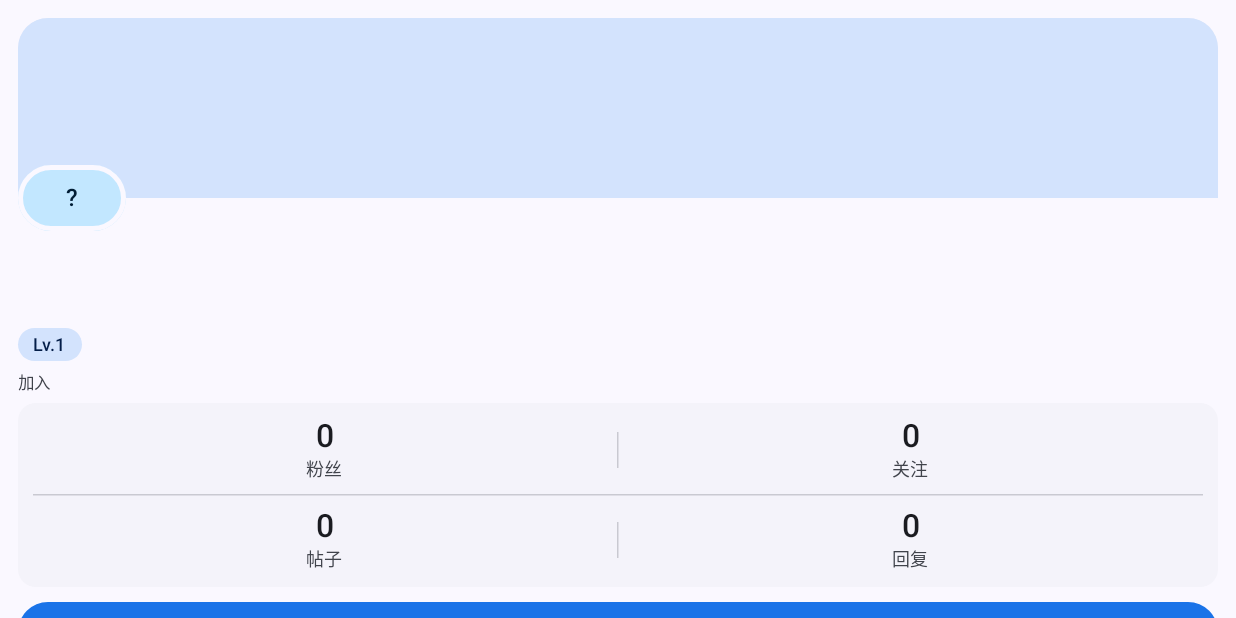
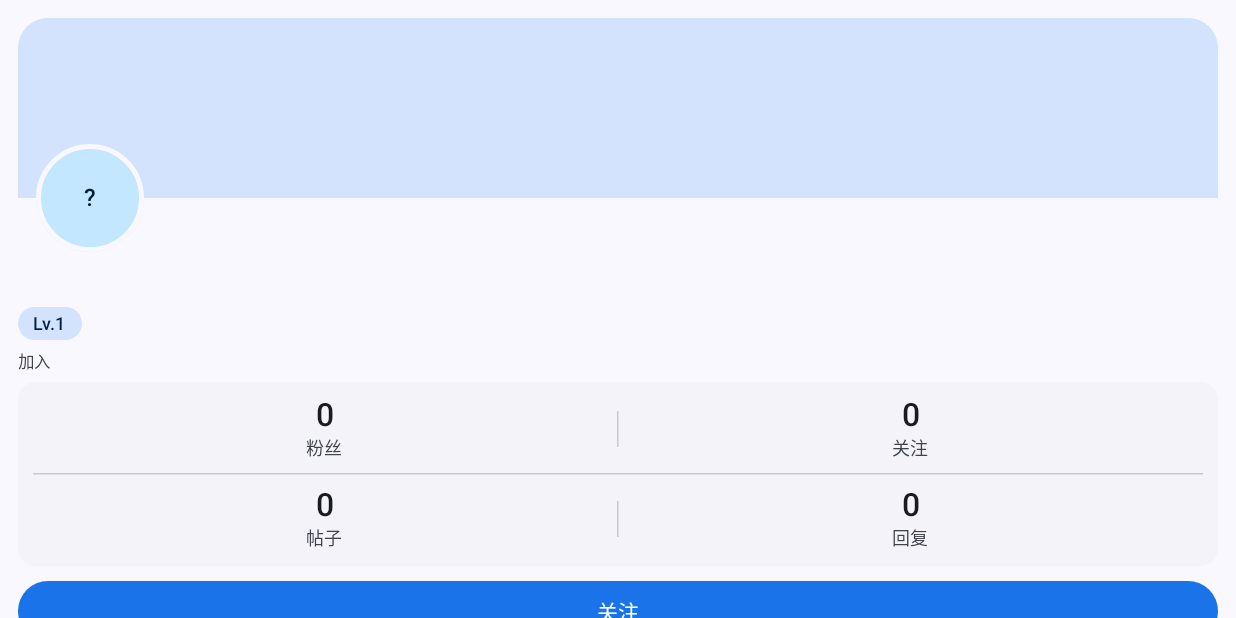
Before and after one commit to ttummc/PickCat-Android, an Android app built with Jetpack Compose: the composable ProfileSidebar called with empty values, on a phone screen of 824 x 412 dp (held sideways). Run offline under Robolectric (Android 15) with nearby library versions, the phone set to English and light mode, and no system bars; network calls fail; pictures from the network do not load; 1 statement that could not run was skipped.

Commit message:
Fix clipped profile avatar in tablet sidebar

```diff
--- a/app/src/main/java/dao3/pickcat/feature/profile/ProfileScreen.kt
+++ b/app/src/main/java/dao3/pickcat/feature/profile/ProfileScreen.kt
@@ -87,6 +87,7 @@ import androidx.compose.ui.text.font.FontWeight
 import androidx.compose.ui.text.style.TextOverflow
 import androidx.compose.ui.unit.dp
 import androidx.compose.ui.window.DialogProperties
+import androidx.compose.ui.zIndex
 import androidx.lifecycle.ViewModel
 import androidx.lifecycle.compose.collectAsStateWithLifecycle
 import androidx.lifecycle.viewModelScope
@@ -784,7 +785,9 @@ private fun ProfileSidebar(
             .padding(12.dp),
         verticalArrangement = Arrangement.spacedBy(6.dp),
     ) {
+        Box(Modifier.fillMaxWidth().height(156.dp)) {
             Card(
+                modifier = Modifier.fillMaxWidth().height(120.dp),
                 shape = RoundedCornerShape(
                     topStart = 20.dp,
                     topEnd = 20.dp,
@@ -795,7 +798,7 @@ private fun ProfileSidebar(
                     containerColor = MaterialTheme.colorScheme.surfaceContainerLow,
                 ),
             ) {
-            Box(Modifier.fillMaxWidth().height(120.dp)) {
+                Box(Modifier.fillMaxSize()) {
                     if (!profile.backgroundFileId.isNullOrBlank()) {
                         PickCatImage(
                             url = "https://pickcat.dao3.fun/api/v1/files/${profile.backgroundFileId}",
@@ -812,13 +815,15 @@ private fun ProfileSidebar(
                     }
                 }
             }
-        Box(Modifier.fillMaxWidth().height(44.dp)) {
             UserAvatar(
                 name = profile.username,
                 url = avatarUrl(profile),
                 size = 72.dp,
                 modifier = Modifier
-                    .offset(y = (-28).dp)
+                    .align(Alignment.TopStart)
+                    .padding(start = 12.dp)
+                    .offset(y = 84.dp)
+                    .zIndex(1f)
                     .border(3.dp, MaterialTheme.colorScheme.surface, CircleShape),
             )
         }
```
Lines whose indentation alone changed are shown as unchanged.
